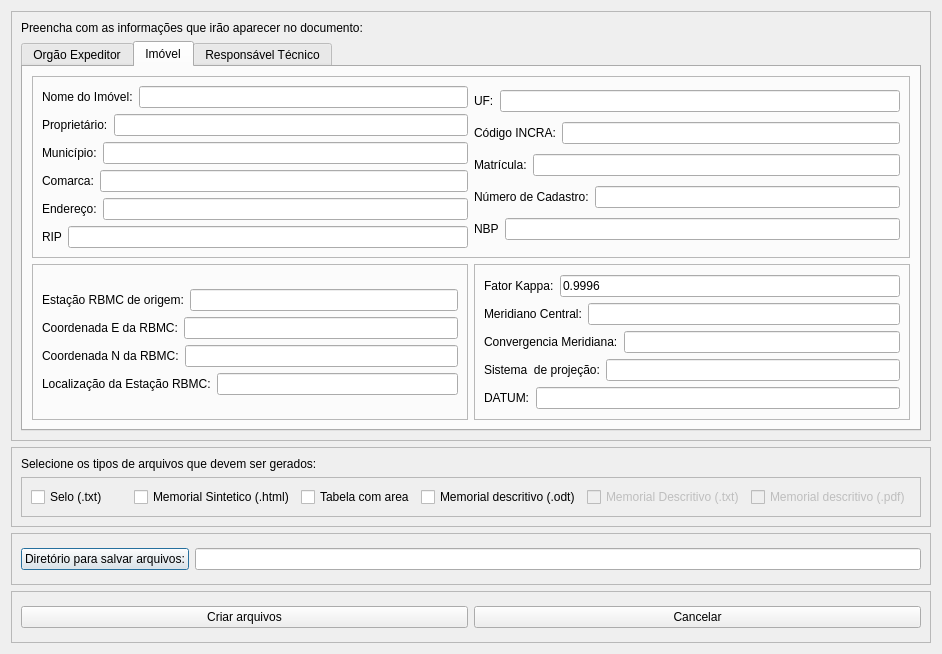
This is azimuthsAndDistances/ui_memorialGenerator.ui in guilhermehrn/AzimuthDistanceCalculator as Qt 5 draws it before an edit. The edited form follows.
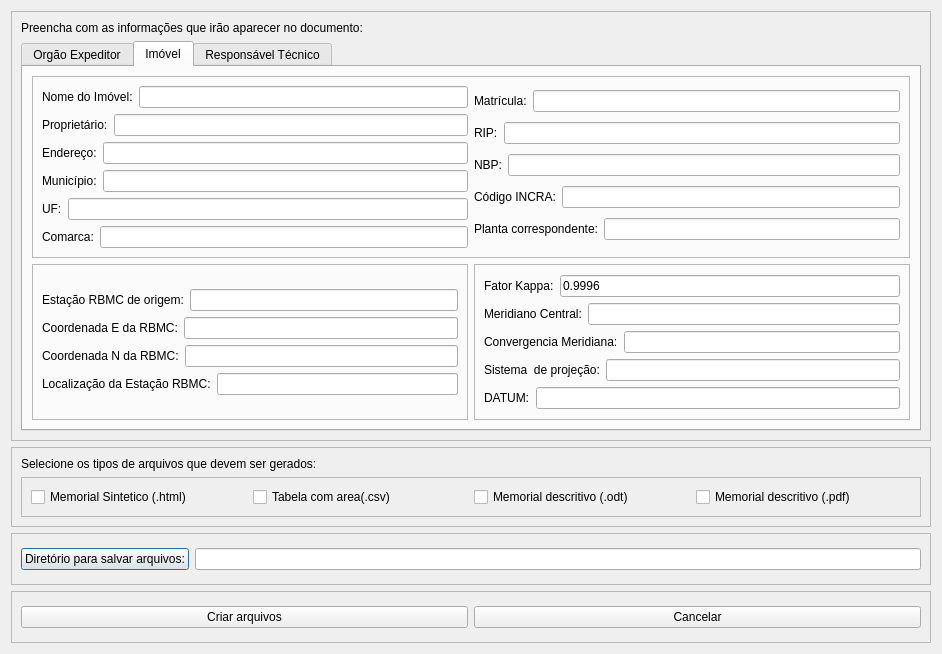
This is the edited form.

Commit message: revisão da interface

Patch:
```diff
--- a/azimuthsAndDistances/ui_memorialGenerator.ui
+++ b/azimuthsAndDistances/ui_memorialGenerator.ui
@@ -42,13 +42,6 @@
          <number>0</number>
         </property>
         <layout class="QHBoxLayout" name="horizontalLayout_24">
-         <item>
-          <widget class="QCheckBox" name="seloTxt">
-           <property name="text">
-            <string>Selo (.txt)</string>
-           </property>
-          </widget>
-         </item>
          <item>
           <widget class="QCheckBox" name="memorialSinteticHtml">
            <property name="text">
@@ -59,7 +52,7 @@
          <item>
           <widget class="QCheckBox" name="tableAreaCsv">
            <property name="text">
-            <string>Tabela com area</string>
+            <string>Tabela com area(.csv)</string>
            </property>
           </widget>
          </item>
@@ -70,20 +63,13 @@
            </property>
           </widget>
          </item>
-         <item>
-          <widget class="QCheckBox" name="memorialDescritivoTxt">
-           <property name="enabled">
-            <bool>false</bool>
-           </property>
-           <property name="text">
-            <string>Memorial Descritivo (.txt)</string>
-           </property>
-          </widget>
-         </item>
          <item>
           <widget class="QCheckBox" name="memorialDescritivoPdf">
            <property name="enabled">
-            <bool>false</bool>
+            <bool>true</bool>
+           </property>
+           <property name="toolTip">
+            <string>Gerar o memorial descritivo da geometria selecionada em formato PDF</string>
            </property>
            <property name="text">
             <string>Memorial descritivo (.pdf)</string>
@@ -390,12 +376,12 @@
                  <item>
                   <widget class="QLabel" name="label_3">
                    <property name="text">
-                    <string>Município:</string>
+                    <string>Endereço:</string>
                    </property>
                   </widget>
                  </item>
                  <item>
-                  <widget class="QLineEdit" name="municipioEdit">
+                  <widget class="QLineEdit" name="enderecoEdit">
                    <property name="text">
                     <string/>
                    </property>
@@ -408,12 +394,12 @@
                  <item>
                   <widget class="QLabel" name="label_4">
                    <property name="text">
-                    <string>Comarca:</string>
+                    <string>Município:</string>
                    </property>
                   </widget>
                  </item>
                  <item>
-                  <widget class="QLineEdit" name="comarcaEdit">
+                  <widget class="QLineEdit" name="municipioEdit">
                    <property name="text">
                     <string/>
                    </property>
@@ -426,12 +412,12 @@
                  <item>
                   <widget class="QLabel" name="label_22">
                    <property name="text">
-                    <string>Endereço:</string>
+                    <string>UF:</string>
                    </property>
                   </widget>
                  </item>
                  <item>
-                  <widget class="QLineEdit" name="enderecoEdit">
+                  <widget class="QLineEdit" name="ufEdit">
                    <property name="text">
                     <string/>
                    </property>
@@ -444,12 +430,12 @@
                  <item>
                   <widget class="QLabel" name="label_32">
                    <property name="text">
-                    <string>RIP</string>
+                    <string>Comarca:</string>
                    </property>
                   </widget>
                  </item>
                  <item>
-                  <widget class="QLineEdit" name="rip"/>
+                  <widget class="QLineEdit" name="comarcaEdit"/>
                  </item>
                 </layout>
                </item>
@@ -462,12 +448,12 @@
                  <item>
                   <widget class="QLabel" name="label_8">
                    <property name="text">
-                    <string>UF:</string>
+                    <string>Matrícula:</string>
                    </property>
                   </widget>
                  </item>
                  <item>
-                  <widget class="QLineEdit" name="ufEdit">
+                  <widget class="QLineEdit" name="matriculaEdit">
                    <property name="text">
                     <string/>
                    </property>
@@ -480,12 +466,12 @@
                  <item>
                   <widget class="QLabel" name="label_9">
                    <property name="text">
-                    <string>Código INCRA:</string>
+                    <string>RIP:</string>
                    </property>
                   </widget>
                  </item>
                  <item>
-                  <widget class="QLineEdit" name="codIncraEdit">
+                  <widget class="QLineEdit" name="ripEdit">
                    <property name="text">
                     <string/>
                    </property>
@@ -498,12 +484,12 @@
                  <item>
                   <widget class="QLabel" name="label_10">
                    <property name="text">
-                    <string>Matrícula:</string>
+                    <string>NBP:</string>
                    </property>
                   </widget>
                  </item>
                  <item>
-                  <widget class="QLineEdit" name="matriculaEdit">
+                  <widget class="QLineEdit" name="nbpEdit">
                    <property name="text">
                     <string/>
                    </property>
@@ -516,12 +502,12 @@
                  <item>
                   <widget class="QLabel" name="label_20">
                    <property name="text">
-                    <string>Número de Cadastro:</string>
+                    <string>Código INCRA:</string>
                    </property>
                   </widget>
                  </item>
                  <item>
-                  <widget class="QLineEdit" name="cadastroEdit">
+                  <widget class="QLineEdit" name="codIncraEdit">
                    <property name="text">
                     <string/>
                    </property>
@@ -534,7 +520,7 @@
                  <item>
                   <widget class="QLabel" name="label_33">
                    <property name="text">
-                    <string>NBP</string>
+                    <string>Planta correspondente:</string>
                    </property>
                   </widget>
                  </item>
```
Left out of the diff: 162 changed lines with no effect on the pictures. The commit also changes 2 other files.
